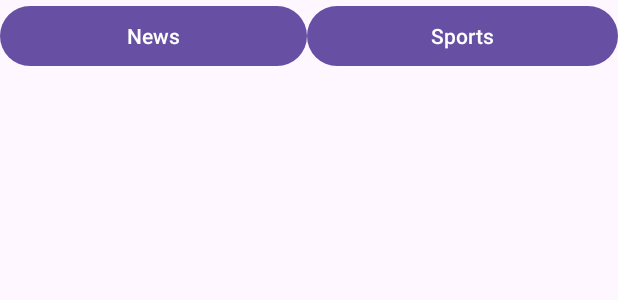
After one commit to Raghukaranth/AndroidDevJava, an Android app: the layout activity_fragment.xml on its own in the app's theme, with its tools: preview values and no code run, on a phone screen of 412 x 824 dp. The commit adds this screen. Shown: the top 300 px of the screen. Run offline under Robolectric (Android 15) with nearby library versions, the phone set to English and light mode, and no system bars.

Commit message:
Close this PR

```diff
--- a/app/build.gradle.kts
+++ b/app/build.gradle.kts
@@ -36,6 +36,7 @@ dependencies {
     implementation("androidx.appcompat:appcompat:1.6.1")
     implementation("com.google.android.material:material:1.11.0")
     implementation("androidx.constraintlayout:constraintlayout:2.1.4")
+    implementation("androidx.activity:activity:1.8.0")
     testImplementation("junit:junit:4.13.2")
     androidTestImplementation("androidx.test.ext:junit:1.1.5")
     androidTestImplementation("androidx.test.espresso:espresso-core:3.5.1")
--- /dev/null
+++ b/app/src/main/res/layout/activity_fragment.xml
@@ -0,0 +1,30 @@
+<?xml version="1.0" encoding="utf-8"?>
+<LinearLayout xmlns:android="http://schemas.android.com/apk/res/android"
+    xmlns:app="http://schemas.android.com/apk/res-auto"
+    xmlns:tools="http://schemas.android.com/tools"
+    android:id="@+id/main"
+    android:layout_width="match_parent"
+    android:layout_height="match_parent"
+    tools:context=".FragmentActivity"
+    android:orientation="vertical">
+
+    <LinearLayout
+        android:layout_width="match_parent"
+        android:layout_height="match_parent"
+        android:orientation="horizontal">
+
+        <Button
+            android:id="@+id/btnNews"
+            android:layout_width="wrap_content"
+            android:layout_height="wrap_content"
+            android:layout_weight="1"
+            android:text="News" />
+
+        <Button
+            android:id="@+id/btnSports"
+            android:layout_width="wrap_content"
+            android:layout_height="wrap_content"
+            android:layout_weight="1"
+            android:text="Sports" />
+    </LinearLayout>
+</LinearLayout>
--- a/app/src/main/res/values/strings.xml
+++ b/app/src/main/res/values/strings.xml
@@ -1,3 +1,5 @@
 <resources>
     <string name="app_name">AndroidDevJava</string>
+    <!-- TODO: Remove or change this placeholder text -->
+    <string name="hello_blank_fragment">Hello blank fragment</string>
 </resources>
```
Also changed, not shown: app/src/main/AndroidManifest.xml (+5 -2 lines), app/src/main/java/com/example/androiddevjava/FragmentActivity.java (added, +24 -0 lines), app/src/main/java/com/example/androiddevjava/NewsFragment.java (added, +64 -0 lines), app/src/main/java/com/example/androiddevjava/SportsFragment.java (added, +64 -0 lines), app/src/main/res/layout/fragment_news.xml (added, +18 -0 lines), app/src/main/res/layout/fragment_sports.xml (added, +18 -0 lines).
